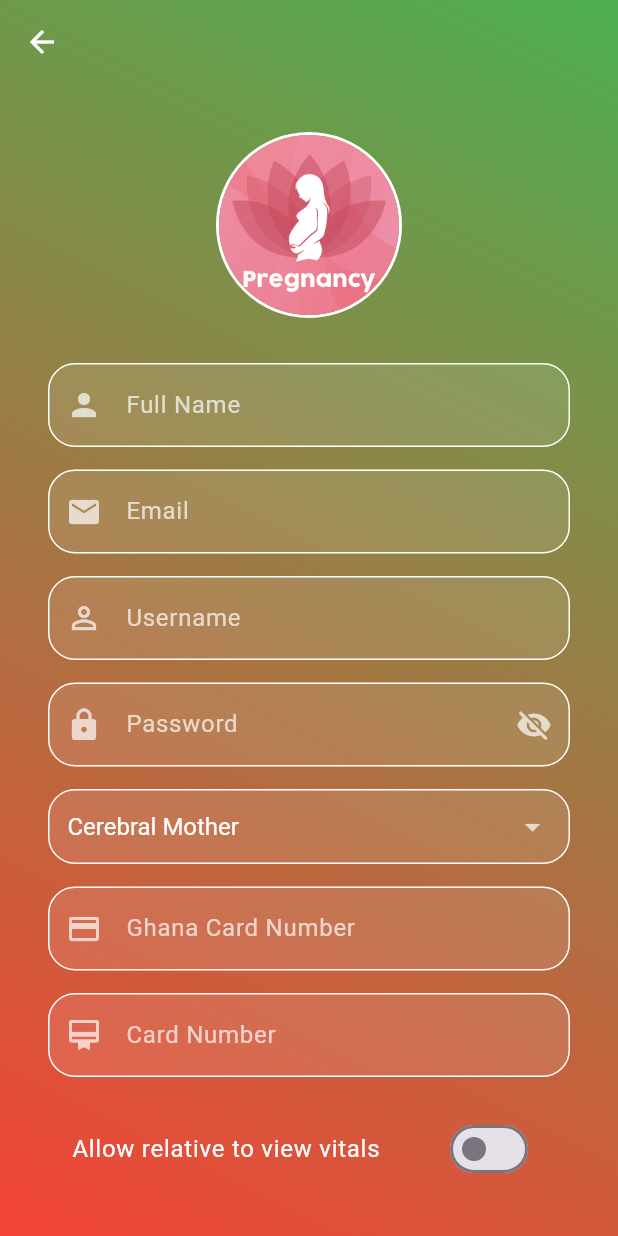
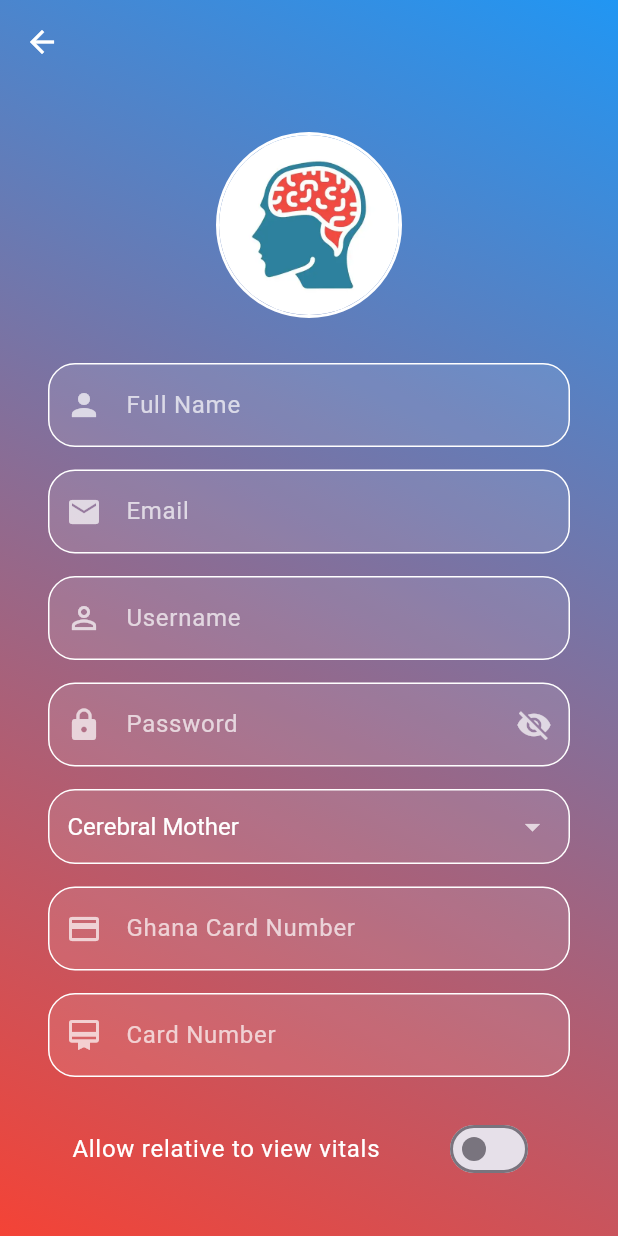
Before and after one commit to AdikaNathaniel/NeuroSense, a Flutter app: the screen it shows after launch, after a tap on "Don't have an account? Register here", on a phone screen of 412 x 824 dp. Run offline on Flutter 3.47's test engine with Material 3 defaults, Android fonts, the phone set to English and light mode, and no system bars; our stand-ins replace appwrite, camera, firebase_core, firebase_messaging, fl_chart, flutter_blue_plus and 16 more; missing offline and left inert: agora_rtc_engine, country_codes, dart:html, flutter_webrtc; accounts and stored records are empty; network calls fail.

Commit message:
feat:update-ui

```diff
--- a/patient_monitor_frontend-patient/lib/Doctor/PatientSummaryPage.dart
+++ b/patient_monitor_frontend-patient/lib/Doctor/PatientSummaryPage.dart
@@ -98,9 +98,9 @@ class _PatientSummaryPageState extends State<PatientSummaryPage> {
     final dateFormat = DateFormat('MMMM d, yyyy - h:mm a');
     final formattedDate = dateFormat.format(DateTime.now());
 
-    // Load the pregnant.png image from assets
+    // Load the celebral.png image from assets
     final pregnantImage = pw.MemoryImage(
-      (await rootBundle.load('pregnant.png')).buffer.asUint8List(),
+      (await rootBundle.load('celebral.png')).buffer.asUint8List(),
     );
 
     // Create the circular grey person icon
--- a/patient_monitor_frontend-patient/lib/Doctor/ReportDiagnosticPage.dart
+++ b/patient_monitor_frontend-patient/lib/Doctor/ReportDiagnosticPage.dart
@@ -112,7 +112,7 @@ class _DiagnosticToolPageState extends State<DiagnosticToolPage> {
 
     // Load the image from assets
     final image = pw.MemoryImage(
-      (await rootBundle.load('assets/pregnant.png')).buffer.asUint8List(),
+      (await rootBundle.load('assets/celebral.png')).buffer.asUint8List(),
     );
 
     // Define theme colors for consistency
--- a/patient_monitor_frontend-patient/lib/login_page.dart
+++ b/patient_monitor_frontend-patient/lib/login_page.dart
@@ -43,7 +43,7 @@ class _LoginPageState extends State<LoginPage> {
           begin: Alignment.topRight,
           end: Alignment.bottomLeft,
           colors: [
-            Colors.green,
+            Colors.blue,
             Colors.red,
           ],
         ),
@@ -93,7 +93,7 @@ class _LoginPageState extends State<LoginPage> {
       ),
       child: ClipOval(
         child: Image.asset(
-          'assets/pregnant.png',
+          'assets/celebral.png',
           width: 120,
           height: 120,
           fit: BoxFit.cover,
--- a/patient_monitor_frontend-patient/lib/register.dart
+++ b/patient_monitor_frontend-patient/lib/register.dart
@@ -312,7 +312,7 @@ class _RegisterPageState extends State<RegisterPage> {
     return Container(
       decoration: const BoxDecoration(
         gradient: LinearGradient(
-          colors: [Colors.green, Colors.red],
+          colors: [Colors.blue, Colors.red],
           begin: Alignment.topRight,
           end: Alignment.bottomLeft,
         ),
@@ -344,7 +344,7 @@ class _RegisterPageState extends State<RegisterPage> {
                     ),
                     child: ClipOval(
                       child: Image.asset(
-                        'assets/pregnant.png',
+                        'assets/celebral.png',
                         width: 120,
                         height: 120,
                         fit: BoxFit.cover,
--- a/patient_monitor_frontend-patient/lib/settings-page.dart
+++ b/patient_monitor_frontend-patient/lib/settings-page.dart
@@ -89,7 +89,7 @@ class _SettingsPageState extends State<SettingsPage> {
       ),
       child: ClipOval(
         child: Image.asset(
-          'assets/pregnant.png', // Update the path as needed
+          'assets/celebral.png', // Update the path as needed
           width: 120,
           height: 120,
           fit: BoxFit.cover,
--- a/patient_monitor_frontend-patient/pubspec.yaml
+++ b/patient_monitor_frontend-patient/pubspec.yaml
@@ -85,7 +85,7 @@ dependencies:
 flutter_launcher_icons:
   android: true
   ios: true
-  image_path: "assets/pregnant.png"
+  image_path: "assets/celebral.png"
 
 
 
@@ -122,7 +122,7 @@ flutter:
   #   - images/a_dot_ham.jpeg
 
   assets:
-    - assets/pregnant.png
+    - assets/celebral.png
     - assets/pregnancy.png
     - assets/lotties/Pregnancy.json
     - assets/lotties/yogablack.json
```
Also changed, not shown: patient_monitor_frontend-patient/assets/celebral.png (added), 1 other file.
